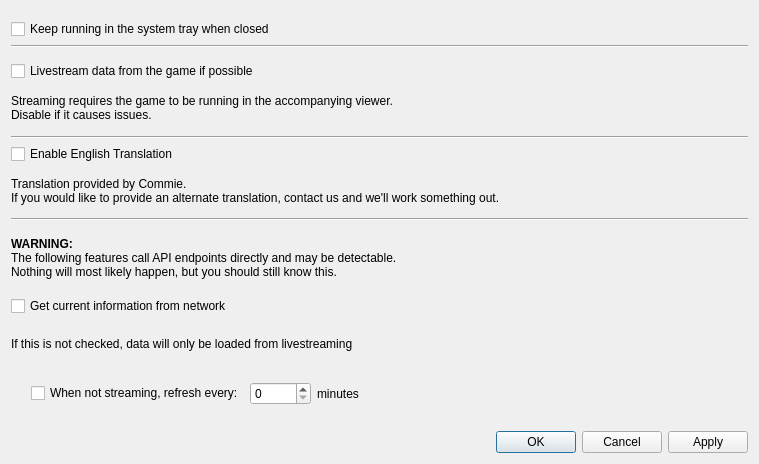
Before: the Qt Designer form forms/KCSettingsDialog.ui in KanColleTool/kct-tool, drawn with Qt 5.
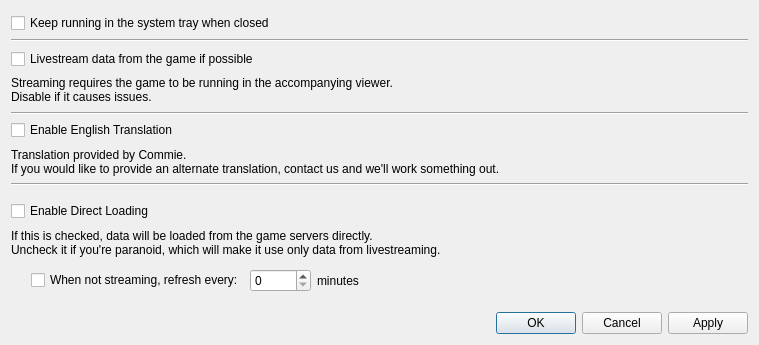
After: the same form once the commit is applied.

Commit message: Reworded Direct Loading text

```diff
--- a/forms/KCSettingsDialog.ui
+++ b/forms/KCSettingsDialog.ui
@@ -10,7 +10,7 @@
     <x>0</x>
     <y>0</y>
     <width>759</width>
-    <height>464</height>
+    <height>345</height>
    </rect>
   </property>
   <property name="windowTitle">
@@ -117,31 +117,6 @@
      </property>
     </widget>
    </item>
-   <item>
-    <spacer name="verticalSpacer">
-     <property name="orientation">
-      <enum>Qt::Vertical</enum>
-     </property>
-     <property name="sizeType">
-      <enum>QSizePolicy::Preferred</enum>
-     </property>
-     <property name="sizeHint" stdset="0">
-      <size>
-       <width>20</width>
-       <height>10</height>
-      </size>
-     </property>
-    </spacer>
-   </item>
-   <item>
-    <widget class="QLabel" name="label_4">
-     <property name="text">
-      <string>&lt;strong&gt;WARNING:&lt;/strong&gt;&lt;br /&gt;
-The following features call API endpoints directly and may be detectable.&lt;br /&gt;
-Nothing will most likely happen, but you should still know this.</string>
-     </property>
-    </widget>
-   </item>
    <item>
     <spacer name="verticalSpacer_3">
      <property name="orientation">
@@ -161,14 +136,15 @@
    <item>
     <widget class="QCheckBox" name="useNetworkCheckbox">
      <property name="text">
-      <string>Get current information from network</string>
+      <string>Enable Direct Loading</string>
      </property>
     </widget>
    </item>
    <item>
     <widget class="QLabel" name="label_5">
      <property name="text">
-      <string>If this is not checked, data will only be loaded from livestreaming</string>
+      <string>If this is checked, data will be loaded from the game servers directly.
+Uncheck it if you're paranoid, which will make it use only data from livestreaming.</string>
      </property>
     </widget>
    </item>
```
